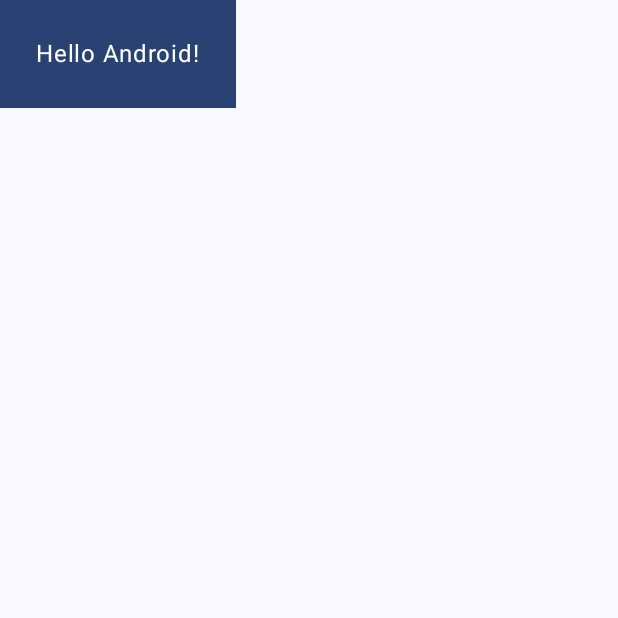
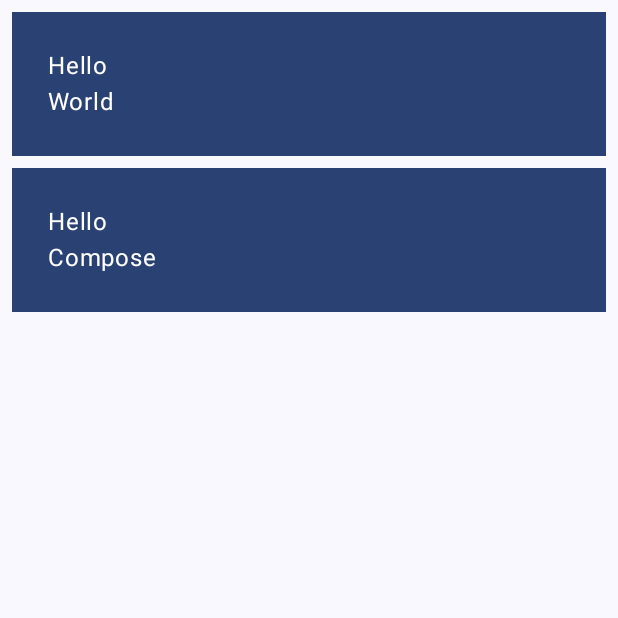
Before and after one commit to charlie60507/ComposePractice, an Android app built with Jetpack Compose: the composable MyApp shown on its own in the app's theme, on a phone screen of 412 x 824 dp, the top half of it. Run offline under Robolectric (Android 15) with nearby library versions, the phone set to English and light mode, and no system bars.

Commit message:
add columns

```diff
--- a/app/src/main/java/com/example/composepractice/MainActivity.kt
+++ b/app/src/main/java/com/example/composepractice/MainActivity.kt
@@ -3,7 +3,9 @@ package com.example.composepractice
 import android.os.Bundle
 import androidx.activity.ComponentActivity
 import androidx.activity.compose.setContent
+import androidx.compose.foundation.layout.Column
 import androidx.compose.foundation.layout.fillMaxSize
+import androidx.compose.foundation.layout.fillMaxWidth
 import androidx.compose.foundation.layout.padding
 import androidx.compose.material3.MaterialTheme
 import androidx.compose.material3.Surface
@@ -27,29 +29,34 @@ class MainActivity : ComponentActivity() {
 }
 
 @Composable
-fun MyApp(modifier: Modifier = Modifier) {
-    Surface(
-        modifier = modifier,
-        color = MaterialTheme.colorScheme.background
-    ) {
-        Greeting("Android")
+fun MyApp(
+    modifier: Modifier = Modifier,
+    names: List<String> = listOf("World", "Compose")
+) {
+    Column(modifier = modifier.padding(vertical = 4.dp)) {
+        for (name in names) {
+            Greeting(name = name)
+        }
     }
 }
 
 @Composable
 fun Greeting(name: String, modifier: Modifier = Modifier) {
-    Surface(color = MaterialTheme.colorScheme.primary) {
-        Text(
-            text = "Hello $name!",
-            modifier = modifier.padding(24.dp)
-        )
+    Surface(
+        color = MaterialTheme.colorScheme.primary,
+        modifier = modifier.padding(vertical = 4.dp, horizontal = 8.dp)
+    ) {
+        Column(modifier = Modifier.fillMaxWidth().padding(24.dp)) {
+            Text(text = "Hello ")
+            Text(text = name)
+        }
     }
 }
 
-@Preview(showBackground = true)
+@Preview(showBackground = true, widthDp = 320)
 @Composable
 fun GreetingPreview() {
     ComposePracticeTheme {
-        Greeting("Android")
+        MyApp()
     }
 }
```
